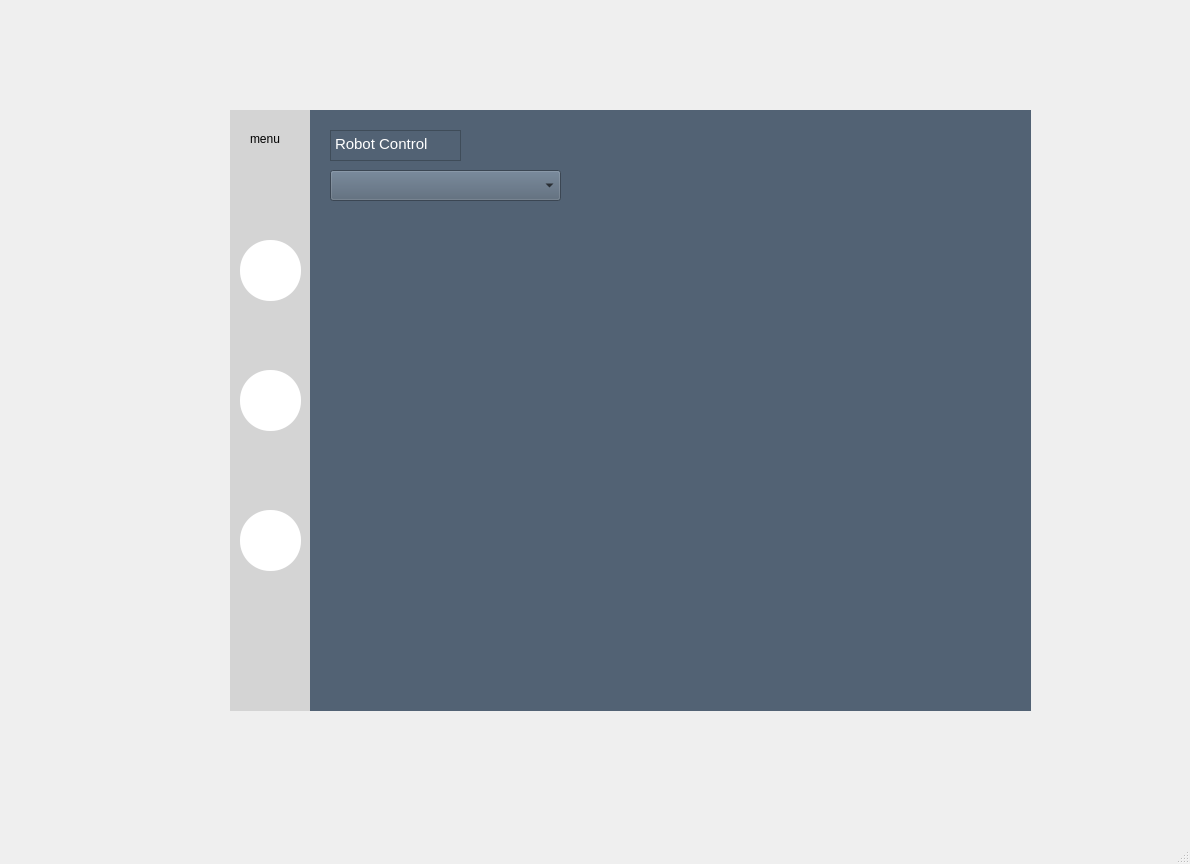
Before: the Qt Designer form gui/manager/ui/manager.ui in addinedu-ros-4th/ros-repo-2, drawn with Qt 5.
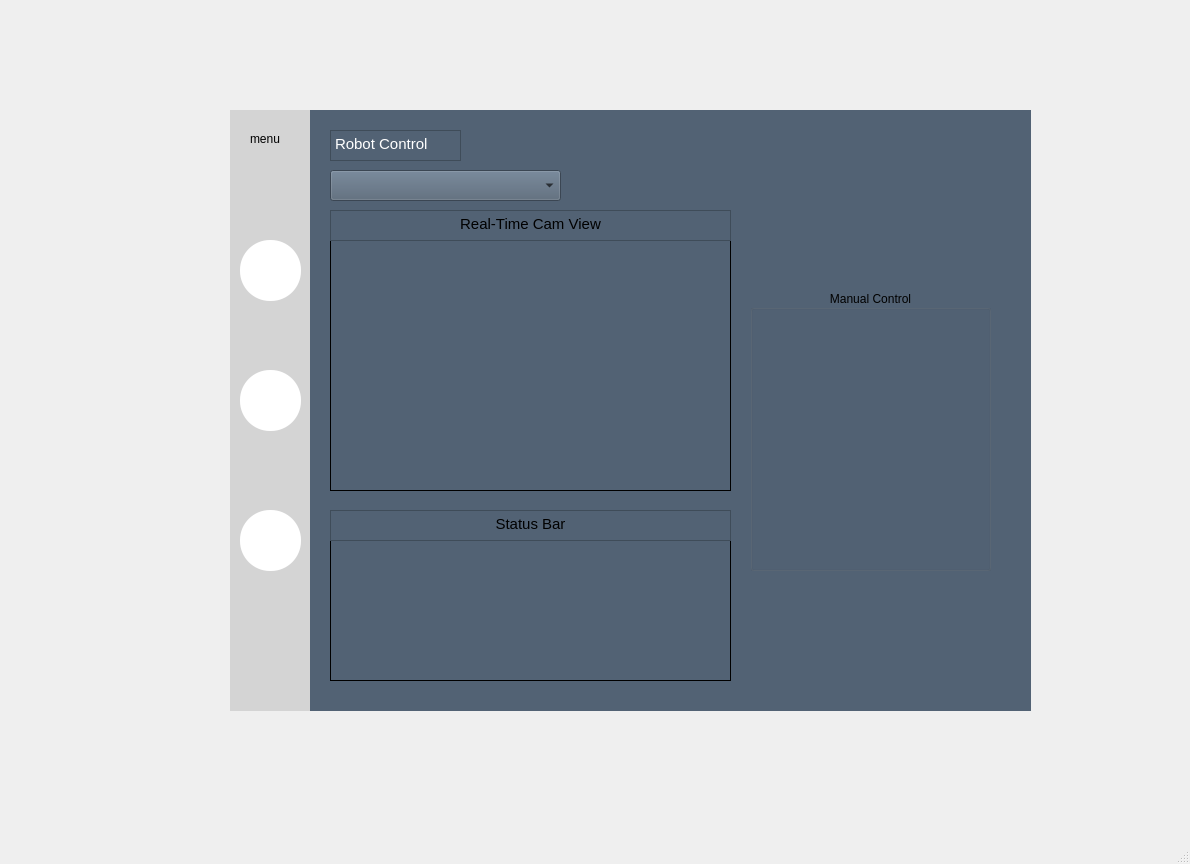
After: the same form once the commit is applied. The open tabs and pages were chosen to show the change. Icons and pictures are not drawn.

```diff
--- a/gui/manager/ui/manager.ui
+++ b/gui/manager/ui/manager.ui
@@ -342,6 +342,88 @@
         </rect>
        </property>
       </widget>
+      <widget class="QLabel" name="picamLabel">
+       <property name="geometry">
+        <rect>
+         <x>20</x>
+         <y>130</y>
+         <width>401</width>
+         <height>251</height>
+        </rect>
+       </property>
+       <property name="frameShape">
+        <enum>QFrame::Box</enum>
+       </property>
+       <property name="text">
+        <string/>
+       </property>
+      </widget>
+      <widget class="QLabel" name="statusLabel">
+       <property name="geometry">
+        <rect>
+         <x>20</x>
+         <y>430</y>
+         <width>401</width>
+         <height>141</height>
+        </rect>
+       </property>
+       <property name="frameShape">
+        <enum>QFrame::Box</enum>
+       </property>
+       <property name="text">
+        <string/>
+       </property>
+      </widget>
+      <widget class="QTextEdit" name="textEdit_6">
+       <property name="geometry">
+        <rect>
+         <x>20</x>
+         <y>400</y>
+         <width>401</width>
+         <height>31</height>
+        </rect>
+       </property>
+       <property name="html">
+        <string>&lt;!DOCTYPE HTML PUBLIC &quot;-//W3C//DTD HTML 4.0//EN&quot; &quot;http://www.w3.org/TR/REC-html40/strict.dtd&quot;&gt;
+&lt;html&gt;&lt;head&gt;&lt;meta name=&quot;qrichtext&quot; content=&quot;1&quot; /&gt;&lt;style type=&quot;text/css&quot;&gt;
+p, li { white-space: pre-wrap; }
+&lt;/style&gt;&lt;/head&gt;&lt;body style=&quot; font-family:'Ubuntu'; font-size:11pt; font-weight:400; font-style:normal;&quot;&gt;
+&lt;p align=&quot;center&quot; style=&quot; margin-top:0px; margin-bottom:0px; margin-left:0px; margin-right:0px; -qt-block-indent:0; text-indent:0px;&quot;&gt;Status Bar&lt;/p&gt;&lt;/body&gt;&lt;/html&gt;</string>
+       </property>
+      </widget>
+      <widget class="QTextEdit" name="textEdit_7">
+       <property name="geometry">
+        <rect>
+         <x>20</x>
+         <y>100</y>
+         <width>401</width>
+         <height>31</height>
+        </rect>
+       </property>
+       <property name="html">
+        <string>&lt;!DOCTYPE HTML PUBLIC &quot;-//W3C//DTD HTML 4.0//EN&quot; &quot;http://www.w3.org/TR/REC-html40/strict.dtd&quot;&gt;
+&lt;html&gt;&lt;head&gt;&lt;meta name=&quot;qrichtext&quot; content=&quot;1&quot; /&gt;&lt;style type=&quot;text/css&quot;&gt;
+p, li { white-space: pre-wrap; }
+&lt;/style&gt;&lt;/head&gt;&lt;body style=&quot; font-family:'Ubuntu'; font-size:11pt; font-weight:400; font-style:normal;&quot;&gt;
+&lt;p align=&quot;center&quot; style=&quot; margin-top:0px; margin-bottom:0px; margin-left:0px; margin-right:0px; -qt-block-indent:0; text-indent:0px;&quot;&gt;Real-Time Cam View&lt;/p&gt;&lt;/body&gt;&lt;/html&gt;</string>
+       </property>
+      </widget>
+      <widget class="QGroupBox" name="groupBox_2">
+       <property name="geometry">
+        <rect>
+         <x>440</x>
+         <y>180</y>
+         <width>241</width>
+         <height>281</height>
+        </rect>
+       </property>
+       <property name="title">
+        <string>Manual Control</string>
+       </property>
+       <property name="alignment">
+        <set>Qt::AlignCenter</set>
+       </property>
+      </widget>
      </widget>
     </widget>
     <widget class="QWidget" name="InboundOrderPage">
```
Left out of the diff: 89 changed lines with no effect on the pictures.
